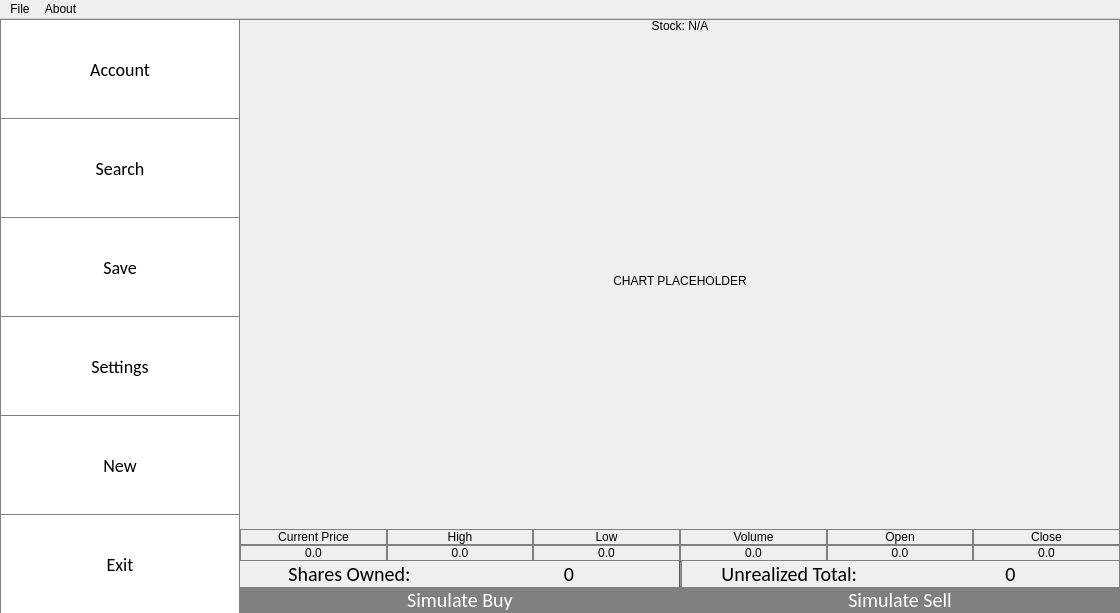
First picture: the form in MarketGame/mainwindow.ui, repository plagentile/Market_Game, before the edit.
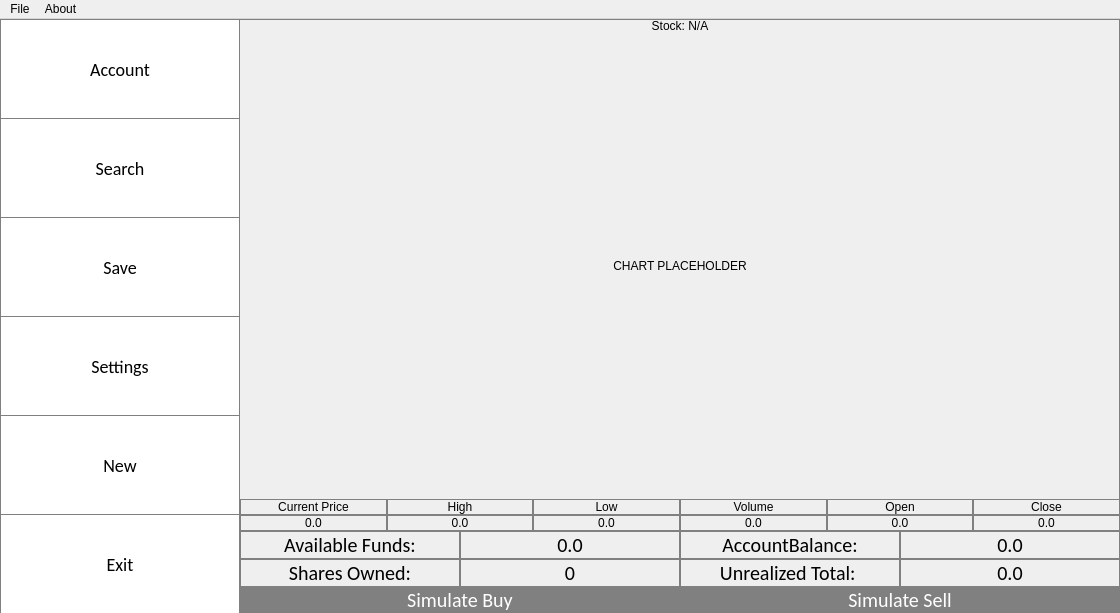
Second picture: the form after the edit.

Commit message: updated mainwindow to show available funds and balance labels

Patch:
```diff
--- a/MarketGame/mainwindow.ui
+++ b/MarketGame/mainwindow.ui
@@ -48,8 +48,9 @@
 	sharesAndCurrentPriceHorizontalLayout
 */
 
-#staticUnrealizedTotalLabel, #dynamicUnrealizedTotalLabel, #staticSharesOwnedLabel, #dynamicSharesOwnedLabel
+#staticUnrealizedTotalLabel, #dynamicUnrealizedTotalLabel, #staticSharesOwnedLabel, #dynamicSharesOwnedLabel, #staticAccountBalanceLabel, #staticAvailableFundsLabel, #dynamicAccountBalanceLabel, #dynamicAvailableFundsLabel
 {
+	border: 1px solid gray;
 	font-size:20px;
 	font-family: Calibri;
 	font-style: normal;
@@ -376,6 +377,9 @@
             <property name="alignment">
              <set>Qt::AlignCenter</set>
             </property>
+            <property name="margin">
+             <number>10</number>
+            </property>
            </widget>
           </item>
           <item>
@@ -386,6 +390,9 @@
             <property name="alignment">
              <set>Qt::AlignCenter</set>
             </property>
+            <property name="margin">
+             <number>10</number>
+            </property>
            </widget>
           </item>
           <item>
@@ -396,6 +403,9 @@
             <property name="alignment">
              <set>Qt::AlignCenter</set>
             </property>
+            <property name="margin">
+             <number>10</number>
+            </property>
            </widget>
           </item>
           <item>
@@ -406,6 +416,9 @@
             <property name="alignment">
              <set>Qt::AlignCenter</set>
             </property>
+            <property name="margin">
+             <number>10</number>
+            </property>
            </widget>
           </item>
           <item>
@@ -416,6 +429,9 @@
             <property name="alignment">
              <set>Qt::AlignCenter</set>
             </property>
+            <property name="margin">
+             <number>10</number>
+            </property>
            </widget>
           </item>
           <item>
@@ -426,17 +442,73 @@
             <property name="alignment">
              <set>Qt::AlignCenter</set>
             </property>
+            <property name="margin">
+             <number>10</number>
+            </property>
            </widget>
           </item>
          </layout>
         </item>
        </layout>
       </item>
+      <item>
+       <layout class="QHBoxLayout" name="accountSnapshotHorizontalLayout">
+        <property name="spacing">
+         <number>0</number>
+        </property>
+        <property name="topMargin">
+         <number>0</number>
+        </property>
+        <item>
+         <widget class="QLabel" name="staticAvailableFundsLabel">
+          <property name="text">
+           <string>Available Funds:</string>
+          </property>
+          <property name="alignment">
+           <set>Qt::AlignCenter</set>
+          </property>
+         </widget>
+        </item>
+        <item>
+         <widget class="QLabel" name="dynamicAvailableFundsLabel">
+          <property name="text">
+           <string>0.0</string>
+          </property>
+          <property name="alignment">
+           <set>Qt::AlignCenter</set>
+          </property>
+         </widget>
+        </item>
+        <item>
+         <widget class="QLabel" name="staticAccountBalanceLabel">
+          <property name="text">
+           <string>AccountBalance:</string>
+          </property>
+          <property name="alignment">
+           <set>Qt::AlignCenter</set>
+          </property>
+         </widget>
+        </item>
+        <item>
+         <widget class="QLabel" name="dynamicAccountBalanceLabel">
+          <property name="text">
+           <string>0.0</string>
+          </property>
+          <property name="alignment">
+           <set>Qt::AlignCenter</set>
+          </property>
+         </widget>
+        </item>
+       </layout>
+      </item>
       <item>
        <layout class="QHBoxLayout" name="sharesAndCurrentPriceHorizontalLayout">
         <property name="spacing">
          <number>0</number>
         </property>
+        <property name="topMargin">
+         <number>0</number>
+        </property>
         <item>
          <widget class="QLabel" name="staticSharesOwnedLabel">
           <property name="sizePolicy">
@@ -479,16 +551,6 @@
           </property>
          </widget>
         </item>
-        <item>
-         <widget class="Line" name="positionVerticleSeperator">
-          <property name="frameShadow">
-           <enum>QFrame::Sunken</enum>
-          </property>
-          <property name="orientation">
-           <enum>Qt::Vertical</enum>
-          </property>
-         </widget>
-        </item>
         <item>
          <widget class="QLabel" name="staticUnrealizedTotalLabel">
           <property name="sizePolicy">
@@ -523,7 +585,7 @@
            </font>
           </property>
           <property name="text">
-           <string>0</string>
+           <string>0.0</string>
           </property>
           <property name="alignment">
            <set>Qt::AlignCenter</set>
```
